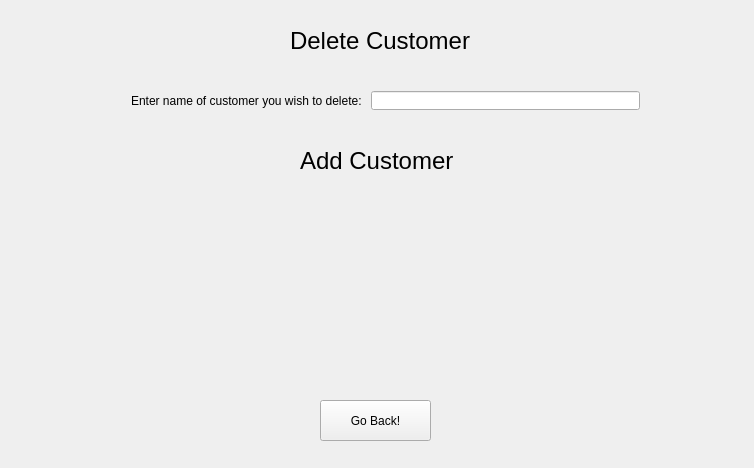
The window that GUI/mainwindow.ui (alanc9016/fragile) describes before a commit, drawn with Qt 5.
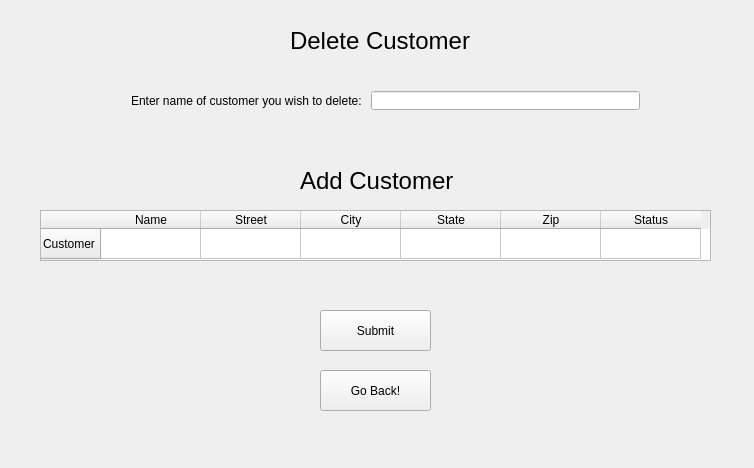
The same window after the commit.

Commit message: Add customer is complete with exception handling

Patch:
```diff
--- a/GUI/mainwindow.ui
+++ b/GUI/mainwindow.ui
@@ -946,7 +946,7 @@
       <property name="geometry">
        <rect>
         <x>320</x>
-        <y>400</y>
+        <y>370</y>
         <width>111</width>
         <height>41</height>
        </rect>
@@ -997,7 +997,7 @@
       <property name="geometry">
        <rect>
         <x>300</x>
-        <y>140</y>
+        <y>160</y>
         <width>191</width>
         <height>41</height>
        </rect>
@@ -1009,6 +1009,64 @@
        <string>Add Customer</string>
       </property>
      </widget>
+     <widget class="QTableWidget" name="addCustTable">
+      <property name="geometry">
+       <rect>
+        <x>40</x>
+        <y>210</y>
+        <width>671</width>
+        <height>51</height>
+       </rect>
+      </property>
+      <row>
+       <property name="text">
+        <string>Customer</string>
+       </property>
+      </row>
+      <column>
+       <property name="text">
+        <string>Name</string>
+       </property>
+      </column>
+      <column>
+       <property name="text">
+        <string>Street</string>
+       </property>
+      </column>
+      <column>
+       <property name="text">
+        <string>City</string>
+       </property>
+      </column>
+      <column>
+       <property name="text">
+        <string>State</string>
+       </property>
+      </column>
+      <column>
+       <property name="text">
+        <string>Zip</string>
+       </property>
+      </column>
+      <column>
+       <property name="text">
+        <string>Status</string>
+       </property>
+      </column>
+     </widget>
+     <widget class="QPushButton" name="addCustButton">
+      <property name="geometry">
+       <rect>
+        <x>320</x>
+        <y>310</y>
+        <width>111</width>
+        <height>41</height>
+       </rect>
+      </property>
+      <property name="text">
+       <string>Submit</string>
+      </property>
+     </widget>
     </widget>
     <widget class="QWidget" name="editCustomers">
      <widget class="QWidget" name="horizontalLayoutWidget">
```
The commit also changes 6 other files.
